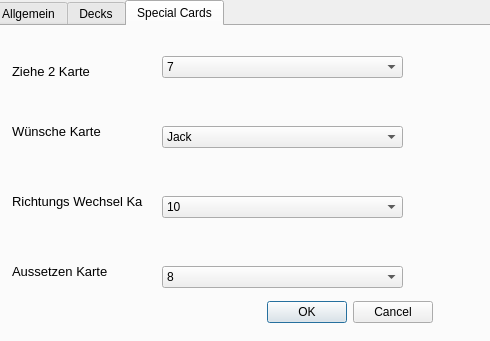
This is gui/optiondialog.ui in pfriesch/qtMauMau as Qt 5 draws it before an edit. The edited form follows.
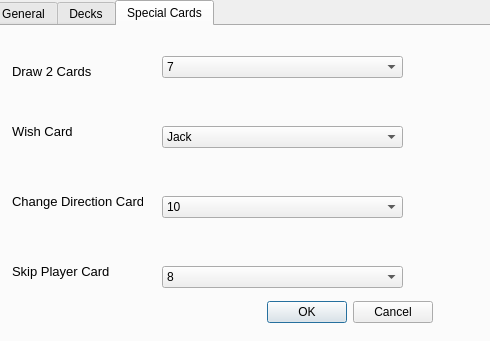
This is the edited form. The open tabs and pages were chosen to show the change.

Commit message: added translation english -> german, had to change some labels size

The edit to the form file:
```diff
--- a/gui/optiondialog.ui
+++ b/gui/optiondialog.ui
@@ -30,7 +30,7 @@
    </property>
    <widget class="QWidget" name="general">
     <attribute name="title">
-     <string>Allgemein</string>
+     <string>General</string>
     </attribute>
     <widget class="QSlider" name="volumeSlider">
      <property name="geometry">
@@ -305,7 +305,7 @@
       </font>
      </property>
      <property name="text">
-      <string>Ziehe 2 Karte</string>
+      <string>Draw 2 Cards</string>
      </property>
     </widget>
     <widget class="QLabel" name="wishCardlbl">
@@ -323,7 +323,7 @@
       </font>
      </property>
      <property name="text">
-      <string>Wünsche Karte</string>
+      <string>Wish Card</string>
      </property>
     </widget>
     <widget class="QLabel" name="switchDirectionlbl">
@@ -341,7 +341,7 @@
       </font>
      </property>
      <property name="text">
-      <string>Richtungs Wechsel Karte</string>
+      <string>Change Direction Card</string>
      </property>
     </widget>
     <widget class="QLabel" name="skipPlayerlbl">
@@ -359,7 +359,7 @@
       </font>
      </property>
      <property name="text">
-      <string>Aussetzen Karte</string>
+      <string>Skip Player Card</string>
      </property>
     </widget>
     <widget class="QComboBox" name="draw2xcombo">
```
Left out of the diff: 8 changed lines with no effect on the pictures. The commit also changes 5 other files.
